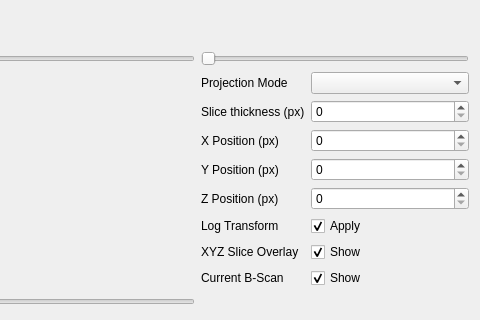
First picture: the form in oct3dorthogonalviewer.ui, repository flesage/micro-oct-acq, before the edit; both pictures show x 84 to 564 and y 178 to 498 of the 564 by 498 pixel window.
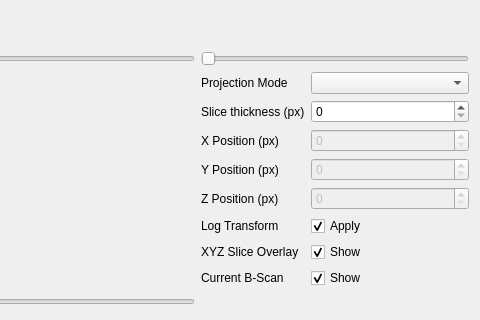
Second picture: the form after the edit.

```diff
--- a/oct3dorthogonalviewer.ui
+++ b/oct3dorthogonalviewer.ui
@@ -107,7 +107,7 @@
        <item row="2" column="1">
         <widget class="QSpinBox" name="spinBox_x">
          <property name="enabled">
-          <bool>true</bool>
+          <bool>false</bool>
          </property>
         </widget>
        </item>
@@ -121,7 +121,7 @@
        <item row="3" column="1">
         <widget class="QSpinBox" name="spinBox_y">
          <property name="enabled">
-          <bool>true</bool>
+          <bool>false</bool>
          </property>
         </widget>
        </item>
@@ -135,7 +135,7 @@
        <item row="4" column="1">
         <widget class="QSpinBox" name="spinBox_z">
          <property name="enabled">
-          <bool>true</bool>
+          <bool>false</bool>
          </property>
         </widget>
        </item>
```
Left out of the diff: 80 changed lines with no effect on the pictures.
